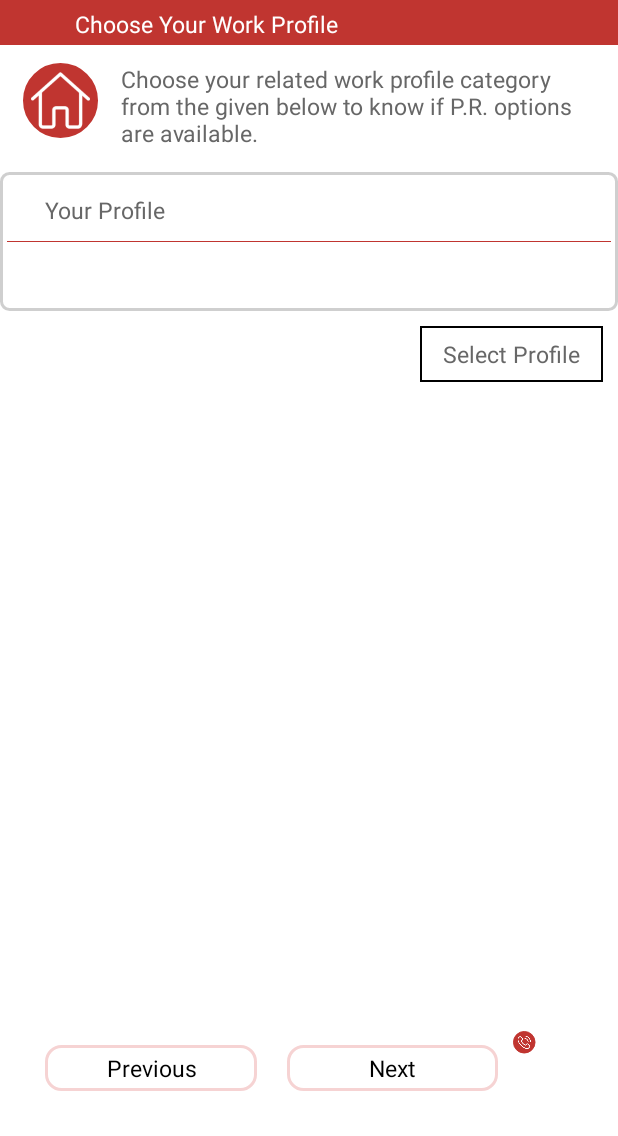
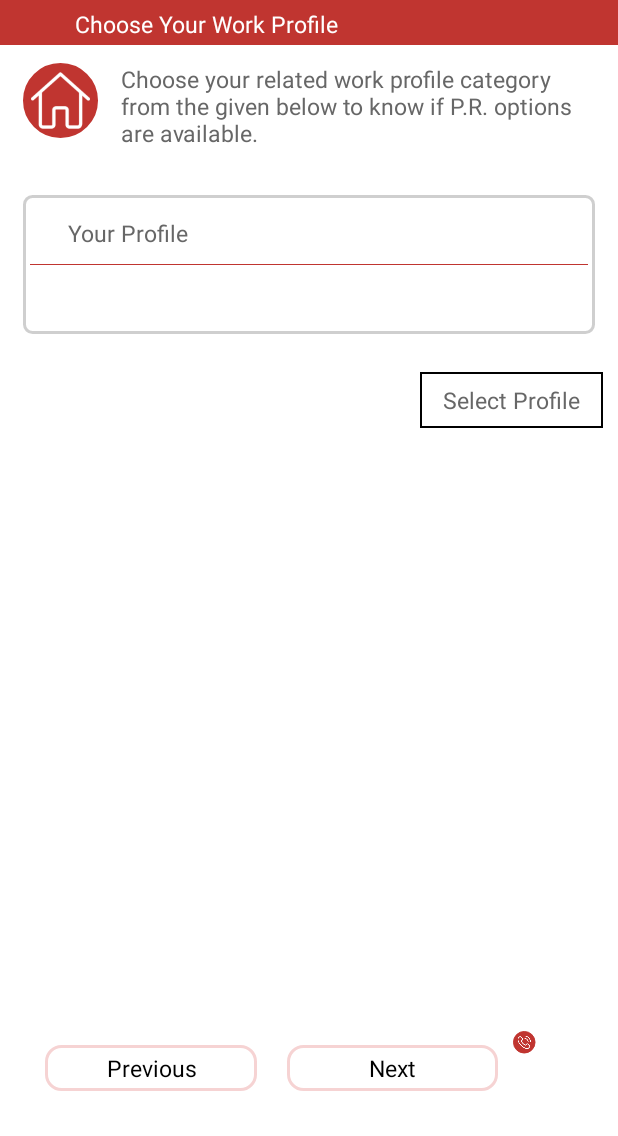
Before and after one commit to bhanudave/Immigration, an Android app: the fragment ChooseWorkFragment placed in its activity, on a phone screen of 412 x 824 dp, the part 100-1236 px from its top. Run offline under Robolectric (Android 15) with nearby library versions, the phone set to English and light mode, and no system bars; 2 statements that could not run were skipped.

Commit message:
Initial Commit

```diff
--- a/app/src/main/res/layout/fragment_choose_work.xml
+++ b/app/src/main/res/layout/fragment_choose_work.xml
@@ -99,6 +99,7 @@
         android:id="@+id/choose_layout"
         android:layout_width="match_parent"
         android:layout_height="wrap_content"
+        android:layout_margin="@dimen/text_labelmin"
         android:layout_below="@+id/age_title_lay"
         android:background="@drawable/layout_round">
 
```
